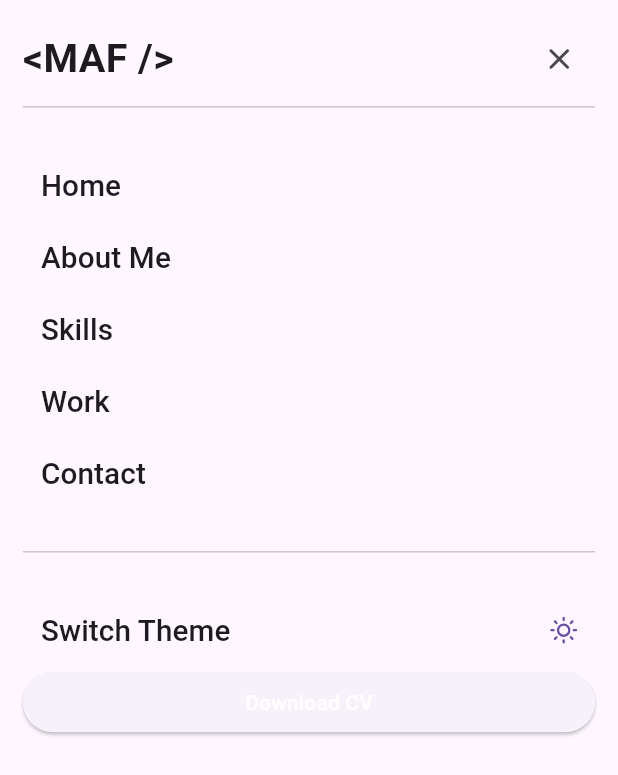
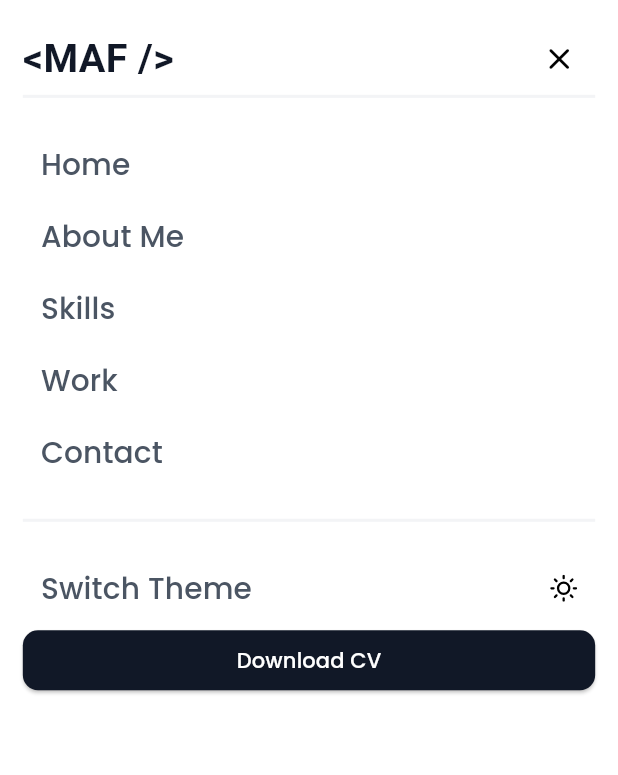
Before and after one commit to AminSources/portfolio_web_project, a Flutter app: the DrawerBody widget shown alone on an empty page, opened directly with empty values, after a tap on "Switch Theme", on a phone screen of 412 x 824 dp. Shown: the top 775 px of the screen. Run offline on Flutter 3.47's test engine with Material 3 defaults, Android fonts, the phone set to English and light mode, and no system bars; our stand-ins replace bloc, equatable, feather_icons, flutter_bloc, flutter_screenutil, get_it and 1 more; network calls fail.

Commit message:
feat(theme): add theme swiching and light & dark theme.
- implement theme toggle logic
- support dark & light theme

```diff
--- /dev/null
+++ b/lib/core/bloc/theme_bloc/theme_bloc.dart
@@ -0,0 +1,19 @@
+import 'package:bloc/bloc.dart';
+import 'package:equatable/equatable.dart';
+import 'package:flutter/material.dart';
+
+part 'theme_event.dart';
+part 'theme_state.dart';
+
+class ThemeBloc extends Bloc<ThemeEvent, ThemeState> {
+  ThemeBloc() : super(ThemeState(themeMode: ThemeMode.system)) {
+    //? listen to events
+    on<ChangeThemeEvent>(changeTheme);
+  }
+
+  //? change theme method
+  void changeTheme(ChangeThemeEvent event, emit) {
+    //? toggle theme
+    emit(ThemeState(themeMode: event.themeMode));
+  }
+}
--- /dev/null
+++ b/lib/core/bloc/theme_bloc/theme_event.dart
@@ -0,0 +1,16 @@
+part of 'theme_bloc.dart';
+
+sealed class ThemeEvent extends Equatable {
+  const ThemeEvent();
+
+  @override
+  List<Object> get props => [];
+}
+
+class ChangeThemeEvent extends ThemeEvent {
+  final ThemeMode themeMode;
+  const ChangeThemeEvent({required this.themeMode});
+
+  @override
+  List<Object> get props => [themeMode];
+}
--- /dev/null
+++ b/lib/core/bloc/theme_bloc/theme_state.dart
@@ -0,0 +1,6 @@
+part of 'theme_bloc.dart';
+
+class ThemeState {
+  final ThemeMode themeMode;
+  ThemeState({required this.themeMode});
+}
--- a/lib/core/configs/app_theme.dart
+++ b/lib/core/configs/app_theme.dart
@@ -4,7 +4,63 @@ import 'package:personal_page/core/constants/colors.dart';
 
 class AppTheme {
   //? light theme config
-  ThemeData lightTheme = ThemeData();
+  ThemeData lightTheme = ThemeData(
+    fontFamily: "poppins",
+    brightness: Brightness.dark,
+    colorScheme: ColorScheme(
+      brightness: Brightness.dark,
+      primary: blackColor,
+      onPrimary: whiteColor,
+      secondary: blackColor,
+      onSecondary: whiteColor,
+      error: redColor,
+      onError: whiteColor,
+      surface: lightGray50,
+      onSurface: blackColor,
+    ),
+
+    scaffoldBackgroundColor: whiteColor,
+
+    dividerColor: lightGray50,
+    dividerTheme: DividerThemeData(
+      color: lightGray100,
+      thickness: 2.r,
+      space: 2.r,
+    ),
+
+    appBarTheme: AppBarTheme(
+      backgroundColor: Colors.transparent,
+      elevation: 0,
+      scrolledUnderElevation: 0,
+      iconTheme: IconThemeData(color: darkGray900),
+    ),
+
+    chipTheme: ChipThemeData(
+      backgroundColor: lightGray200,
+      elevation: 0,
+      shape: RoundedRectangleBorder(
+        borderRadius: BorderRadius.circular(10.r),
+        side: BorderSide(color: lightGray200),
+      ),
+    ),
+
+    cardTheme: CardThemeData(color: lightGray100),
+
+    textTheme: TextTheme(
+      bodyLarge: TextStyle(color: lightGray900),
+      bodyMedium: TextStyle(color: lightGray600),
+    ),
+
+    elevatedButtonTheme: ElevatedButtonThemeData(
+      style: ElevatedButton.styleFrom(
+        backgroundColor: lightGray900,
+        foregroundColor: whiteColor,
+        shape: RoundedRectangleBorder(
+          borderRadius: BorderRadius.circular(10.r),
+        ),
+      ),
+    ),
+  );
 
   //? dark theme config
   ThemeData darkTheme = ThemeData(
--- a/lib/futures/home_future/presentation/widgets/app_bar_actions.dart
+++ b/lib/futures/home_future/presentation/widgets/app_bar_actions.dart
@@ -1,4 +1,5 @@
 import 'package:flutter/material.dart';
+import 'package:personal_page/core/utils/theme_extension.dart';
 
 class AppBarActions extends StatelessWidget {
   const AppBarActions({super.key});
@@ -10,7 +11,7 @@ class AppBarActions extends StatelessWidget {
         //? open drawer
         Scaffold.of(context).openEndDrawer();
       },
-      icon: Icon(Icons.menu_rounded),
+      icon: Icon(Icons.menu_rounded, color: context.colorScheme.onSurface),
     );
   }
 }
--- a/lib/futures/home_future/presentation/widgets/drawer_body.dart
+++ b/lib/futures/home_future/presentation/widgets/drawer_body.dart
@@ -1,6 +1,8 @@
 import 'package:feather_icons/feather_icons.dart';
 import 'package:flutter/material.dart';
+import 'package:flutter_bloc/flutter_bloc.dart';
 import 'package:flutter_screenutil/flutter_screenutil.dart';
+import 'package:personal_page/core/bloc/theme_bloc/theme_bloc.dart';
 import 'package:personal_page/core/constants/lists.dart';
 import 'package:personal_page/core/utils/theme_extension.dart';
 import 'package:personal_page/core/widgets/txt.dart';
@@ -62,7 +64,18 @@ class DrawerBody extends StatelessWidget {
 
           //* switch theme button
           TextButton(
-            onPressed: () {},
+            onPressed: () {
+              //? switch theme
+              context.read<ThemeBloc>().add(
+                ChangeThemeEvent(
+                  themeMode:
+                      context.read<ThemeBloc>().state.themeMode ==
+                          ThemeMode.light
+                      ? ThemeMode.dark
+                      : ThemeMode.light,
+                ),
+              );
+            },
             child: Row(
               mainAxisAlignment: MainAxisAlignment.spaceBetween,
               children: [
--- /dev/null
+++ b/lib/locator.dart
@@ -0,0 +1,11 @@
+import 'package:get_it/get_it.dart';
+import 'package:personal_page/core/bloc/theme_bloc/theme_bloc.dart';
+
+//* Service Locator
+GetIt locator = GetIt.instance;
+
+void setup() {
+  //? blocs
+  //* theme bloc
+  locator.registerSingleton<ThemeBloc>(ThemeBloc());
+}
--- a/lib/main.dart
+++ b/lib/main.dart
@@ -1,10 +1,25 @@
 import 'package:flutter/material.dart';
+import 'package:flutter_bloc/flutter_bloc.dart';
 import 'package:flutter_screenutil/flutter_screenutil.dart';
+import 'package:personal_page/core/bloc/theme_bloc/theme_bloc.dart';
 import 'package:personal_page/core/configs/app_theme.dart';
 import 'package:personal_page/core/routes/routes.dart';
+import 'package:personal_page/locator.dart';
 
 void main() {
-  runApp(const MyApp());
+  //? init locator
+  setup();
+
+  //? run app
+  runApp(
+    MultiBlocProvider(
+      providers: [
+        //* theme bloc provider
+        BlocProvider<ThemeBloc>(create: (context) => locator<ThemeBloc>()),
+      ],
+      child: const MyApp(),
+    ),
+  );
 }
 
 class MyApp extends StatelessWidget {
@@ -28,6 +43,7 @@ class MyApp extends StatelessWidget {
             debugShowCheckedModeBanner: false,
             theme: appTheme.lightTheme,
             darkTheme: appTheme.darkTheme,
+            themeMode: context.watch<ThemeBloc>().state.themeMode,
             routes: appRoutes.routes,
             initialRoute: "/",
           );
--- a/pubspec.yaml
+++ b/pubspec.yaml
@@ -30,6 +30,7 @@ environment:
 dependencies:
   bloc: ^9.1.0
   cupertino_icons: ^1.0.8
+  equatable: ^2.0.7
   feather_icons: ^1.2.0
   flutter:
     sdk: flutter
```
Also changed, not shown: pubspec.lock.
